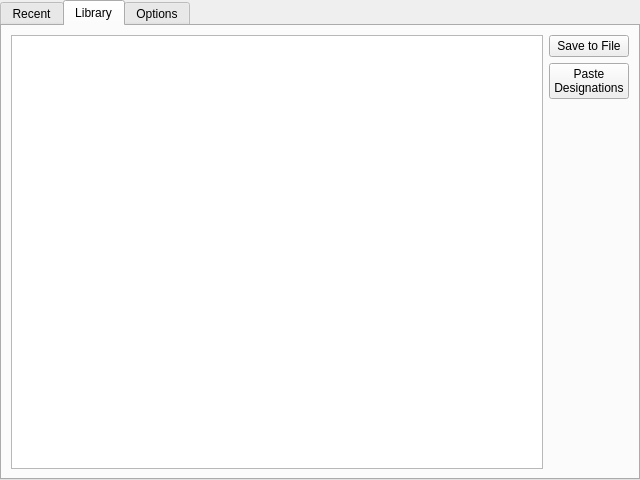
This is dfCopyPaste.ui in jimhester/Dwarf-Clipboard as Qt 5 draws it before an edit. The edited form follows.
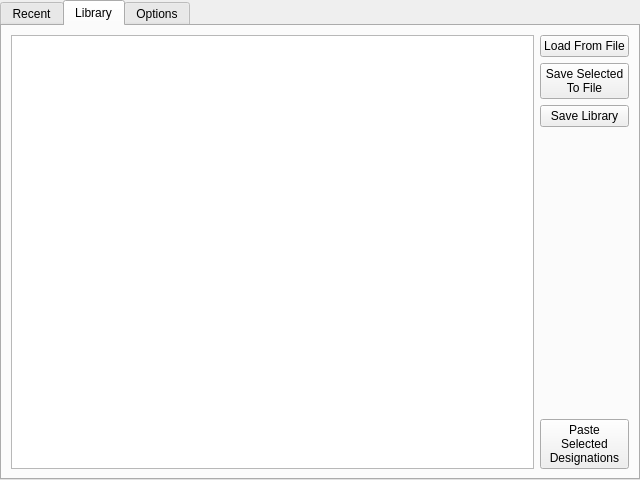
This is the edited form. The open tabs and pages were chosen to show the change. Icons and pictures are not drawn. Custom widgets are drawn as their Qt base class.

Commit message: TreeView for the library now works, bunch of other fixes as well.

```diff
--- a/dfCopyPaste.ui
+++ b/dfCopyPaste.ui
@@ -113,22 +113,36 @@
    </attribute>
     <layout class="QHBoxLayout" name="horizontalLayout_2">
      <item>
-      <widget class="dfCopyPasteView" name="tableView_library"/>
+     <widget class="dfCopyPasteTreeView" name="treeView_library">
+      <property name="iconSize">
+       <size>
+        <width>64</width>
+        <height>64</height>
+       </size>
+      </property>
+     </widget>
      </item>
      <item>
       <layout class="QVBoxLayout" name="verticalLayout_2">
+      <item>
+       <widget class="QPushButton" name="pushButton_library_load">
+        <property name="text">
+         <string>Load From File</string>
+        </property>
+       </widget>
+      </item>
+      <item>
+       <widget class="QPushButton" name="pushButton_library_save_selected">
+        <property name="text">
+         <string>Save Selected
+To File</string>
+        </property>
+       </widget>
+      </item>
        <item>
         <widget class="QPushButton" name="pushButton_library_save">
          <property name="text">
-          <string>Save to File</string>
-         </property>
-        </widget>
-       </item>
-       <item>
-        <widget class="QPushButton" name="pushButton_paste_designations_library">
-         <property name="text">
-          <string>Paste
-Designations</string>
+         <string>Save Library</string>
          </property>
         </widget>
        </item>
@@ -145,6 +159,15 @@
          </property>
         </spacer>
        </item>
+      <item>
+       <widget class="QPushButton" name="pushButton_library_paste_designations">
+        <property name="text">
+         <string>Paste
+Selected
+Designations</string>
+        </property>
+       </widget>
+      </item>
       </layout>
      </item>
     </layout>
@@ -263,7 +286,12 @@
   <customwidget>
    <class>dfCopyPasteView</class>
    <extends>QTableView</extends>
-   <header>dfcopypasteview.h</header>
+   <header>dfcopypastetableview.h</header>
+  </customwidget>
+  <customwidget>
+   <class>dfCopyPasteTreeView</class>
+   <extends>QTreeView</extends>
+   <header>dfcopypastetreeview.h</header>
   </customwidget>
  </customwidgets>
  <resources>
```
Left out of the diff: 22 changed lines with no effect on the pictures. Lines whose indentation alone changed are shown as unchanged. The commit also changes 13 other files.
